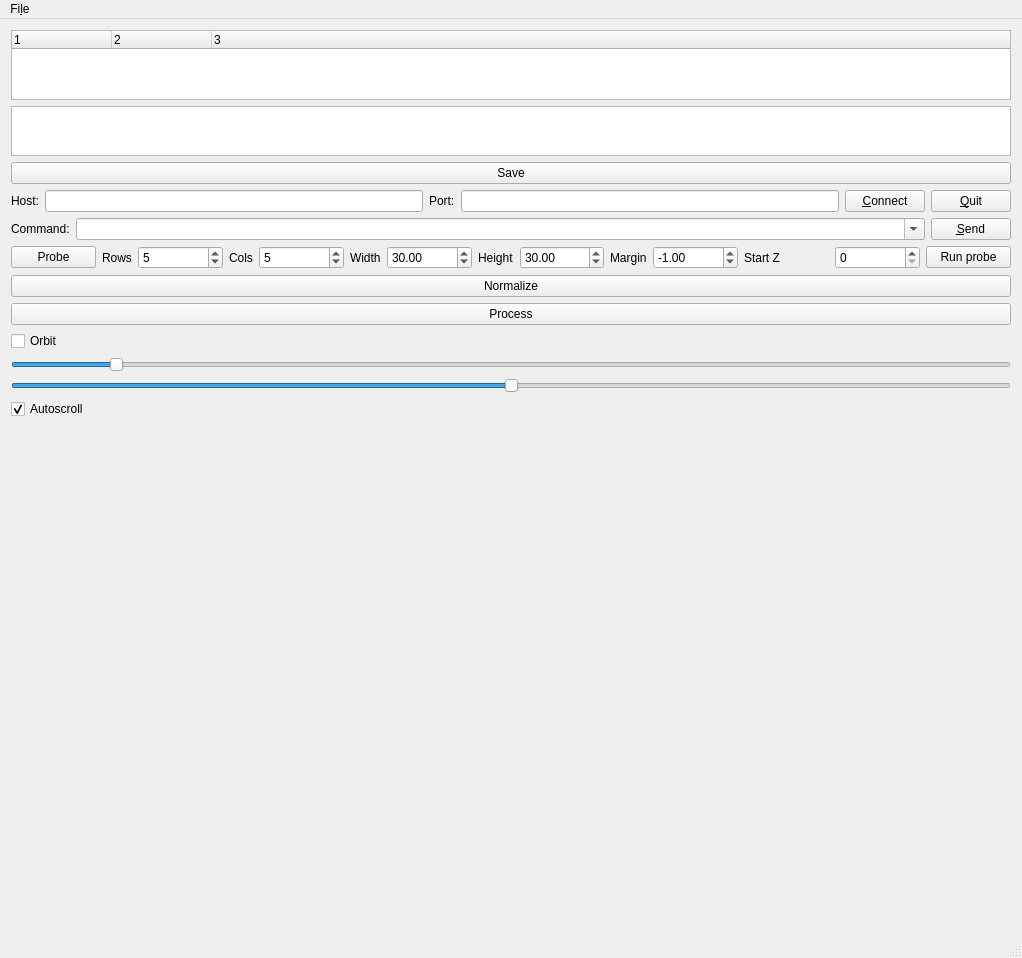
Above: hc/ui/probe/mainwindow.ui from hackerspace/hacked_cnc before the change. Below: the same form after it.
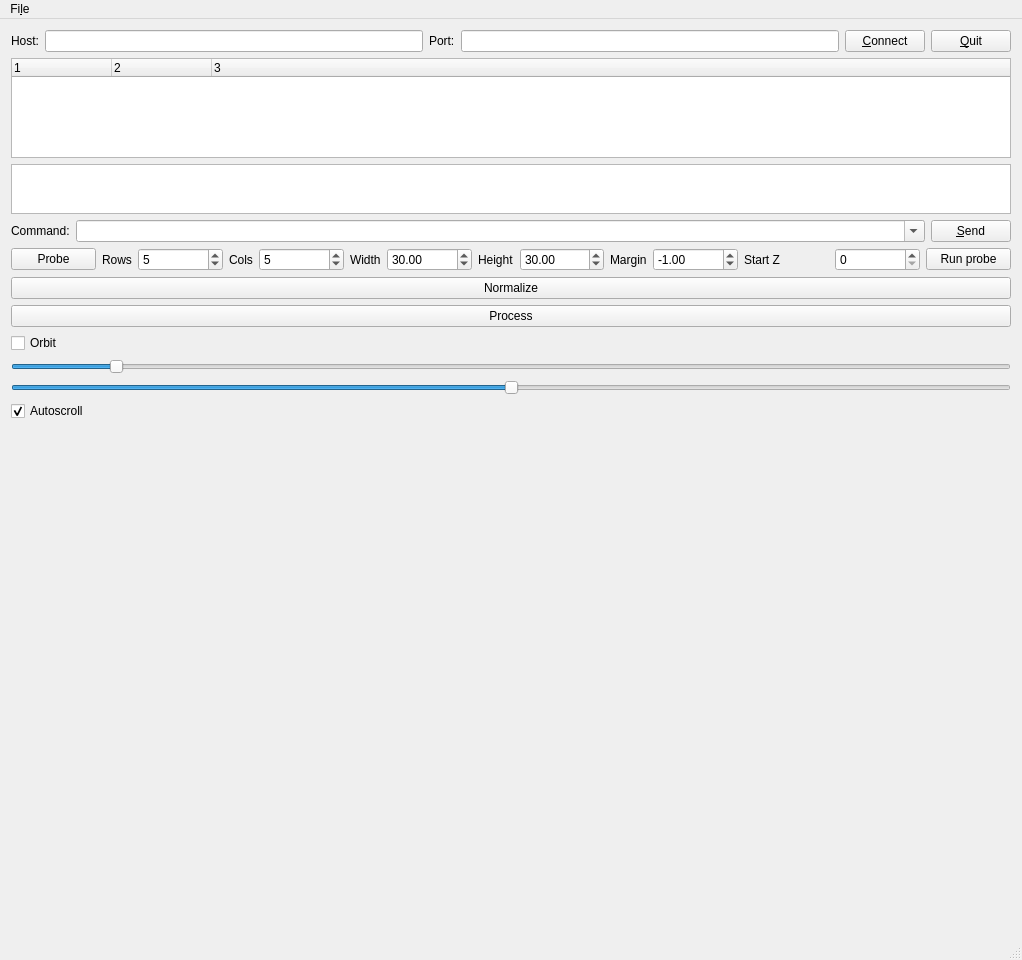
That is the form after the change. Custom widgets are drawn as their Qt base class.

Commit message: ui.probe: add dialogs

```diff
--- a/hc/ui/probe/mainwindow.ui
+++ b/hc/ui/probe/mainwindow.ui
@@ -7,7 +7,7 @@
     <x>0</x>
     <y>0</y>
     <width>1022</width>
-    <height>932</height>
+    <height>960</height>
    </rect>
   </property>
   <property name="windowTitle">
@@ -18,6 +18,51 @@
   </property>
   <widget class="QWidget" name="centralWidget">
    <layout class="QVBoxLayout" name="verticalLayout">
+    <item>
+     <layout class="QHBoxLayout" name="horizontalLayout_2">
+      <item>
+       <widget class="QLabel" name="label">
+        <property name="text">
+         <string>Host:</string>
+        </property>
+       </widget>
+      </item>
+      <item>
+       <widget class="QLineEdit" name="host"/>
+      </item>
+      <item>
+       <widget class="QLabel" name="label_2">
+        <property name="text">
+         <string>Port:</string>
+        </property>
+       </widget>
+      </item>
+      <item>
+       <widget class="QLineEdit" name="port">
+        <property name="sizePolicy">
+         <sizepolicy hsizetype="MinimumExpanding" vsizetype="Fixed">
+          <horstretch>0</horstretch>
+          <verstretch>0</verstretch>
+         </sizepolicy>
+        </property>
+       </widget>
+      </item>
+      <item>
+       <widget class="QPushButton" name="connect">
+        <property name="text">
+         <string>&amp;Connect</string>
+        </property>
+       </widget>
+      </item>
+      <item>
+       <widget class="QPushButton" name="quit">
+        <property name="text">
+         <string>&amp;Quit</string>
+        </property>
+       </widget>
+      </item>
+     </layout>
+    </item>
     <item>
      <widget class="QTreeWidget" name="comtree">
       <property name="verticalScrollMode">
@@ -68,58 +113,6 @@
       </property>
      </widget>
     </item>
-    <item>
-     <widget class="QPushButton" name="save">
-      <property name="text">
-       <string>Save</string>
-      </property>
-     </widget>
-    </item>
-    <item>
-     <layout class="QHBoxLayout" name="horizontalLayout_2">
-      <item>
-       <widget class="QLabel" name="label">
-        <property name="text">
-         <string>Host:</string>
-        </property>
-       </widget>
-      </item>
-      <item>
-       <widget class="QLineEdit" name="host"/>
-      </item>
-      <item>
-       <widget class="QLabel" name="label_2">
-        <property name="text">
-         <string>Port:</string>
-        </property>
-       </widget>
-      </item>
-      <item>
-       <widget class="QLineEdit" name="port">
-        <property name="sizePolicy">
-         <sizepolicy hsizetype="MinimumExpanding" vsizetype="Fixed">
-          <horstretch>0</horstretch>
-          <verstretch>0</verstretch>
-         </sizepolicy>
-        </property>
-       </widget>
-      </item>
-      <item>
-       <widget class="QPushButton" name="connect">
-        <property name="text">
-         <string>&amp;Connect</string>
-        </property>
-       </widget>
-      </item>
-      <item>
-       <widget class="QPushButton" name="quit">
-        <property name="text">
-         <string>&amp;Quit</string>
-        </property>
-       </widget>
-      </item>
-     </layout>
-    </item>
     <item>
      <layout class="QHBoxLayout" name="horizontalLayout">
       <item>
```
Left out of the diff: 28 changed lines with no effect on the pictures. The commit also changes 5 other files.
